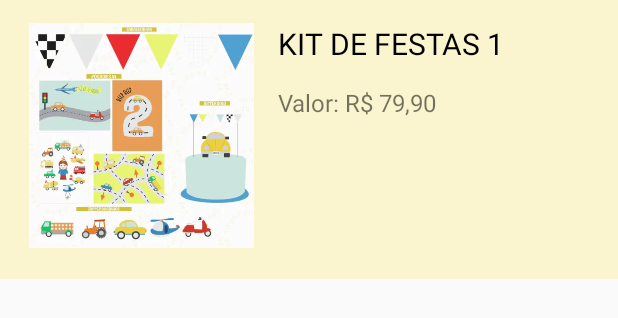
After one commit to mehvitor/Atividade-Reflexiva, an Android app: the layout lista.xml on its own in the app's theme, with its tools: preview values and no code run, on a phone screen of 412 x 824 dp. The commit adds this screen. Shown: the top 318 px of the screen. Run offline under Robolectric (Android 15) with nearby library versions, the phone set to English and light mode, and no system bars.

Commit message:
Tentativa do RecyclerView

```diff
--- a/app/build.gradle
+++ b/app/build.gradle
@@ -32,7 +32,8 @@ android {
 }
 
 dependencies {
-
+    implementation 'androidx.cardview:cardview:1.0.0'
+    implementation 'androidx.recyclerview:recyclerview:1.3.2'
     implementation 'androidx.appcompat:appcompat:1.6.1'
     implementation 'com.google.android.material:material:1.8.0'
     implementation 'androidx.constraintlayout:constraintlayout:2.1.4'
--- a/app/src/main/java/vitortellesescame/com/atividadereflexiva/MainActivity.java
+++ b/app/src/main/java/vitortellesescame/com/atividadereflexiva/MainActivity.java
@@ -14,6 +14,7 @@ import androidx.navigation.NavController;
 import androidx.navigation.Navigation;
 import androidx.navigation.ui.AppBarConfiguration;
 import androidx.navigation.ui.NavigationUI;
+import androidx.recyclerview.widget.RecyclerView;
 
 import vitortellesescame.com.atividadereflexiva.databinding.ActivityMainBinding;
 
--- /dev/null
+++ b/app/src/main/res/layout/lista.xml
@@ -0,0 +1,72 @@
+<?xml version="1.0" encoding="utf-8"?>
+<androidx.constraintlayout.widget.ConstraintLayout xmlns:android="http://schemas.android.com/apk/res/android"
+    xmlns:app="http://schemas.android.com/apk/res-auto"
+    xmlns:tools="http://schemas.android.com/tools"
+    android:layout_width="match_parent"
+    android:layout_height="wrap_content"
+    android:background="#FAF5CF"
+    android:padding="10dp">
+
+
+    <androidx.cardview.widget.CardView
+        android:id="@+id/cardView"
+        android:layout_width="match_parent"
+        android:layout_height="wrap_content"
+        app:cardCornerRadius="8dp"
+        app:cardElevation="8dp"
+        app:layout_constraintEnd_toEndOf="parent"
+        app:layout_constraintStart_toStartOf="parent"
+        app:layout_constraintTop_toTopOf="parent">
+
+
+    </androidx.cardview.widget.CardView>
+
+    <androidx.constraintlayout.widget.ConstraintLayout
+        android:layout_width="match_parent"
+        android:layout_height="wrap_content"
+        android:padding="5dp">
+
+        <ImageView
+            android:id="@+id/imageView2"
+            android:layout_width="150dp"
+            android:layout_height="150dp"
+            android:layout_marginStart="4dp"
+            app:layout_constraintBottom_toBottomOf="parent"
+            app:layout_constraintStart_toStartOf="parent"
+            app:layout_constraintTop_toTopOf="parent"
+            app:layout_constraintVertical_bias="0.0"
+            app:srcCompat="@drawable/img_6" />
+
+        <TextView
+            android:id="@+id/textoTitulo"
+            android:layout_width="0dp"
+            android:layout_height="wrap_content"
+            android:layout_marginStart="16dp"
+            android:layout_marginBottom="128dp"
+            android:text="KIT DE FESTAS 1"
+            android:textColor="@color/black"
+            android:textSize="20sp"
+            app:layout_constraintBottom_toBottomOf="parent"
+            app:layout_constraintEnd_toEndOf="parent"
+            app:layout_constraintStart_toEndOf="@+id/imageView2"
+            app:layout_constraintTop_toTopOf="parent" />
+
+        <TextView
+            android:id="@+id/textoDescricao"
+            android:layout_width="0dp"
+            android:layout_height="wrap_content"
+            android:layout_marginStart="16dp"
+            android:layout_marginTop="8dp"
+            android:layout_marginEnd="8dp"
+            android:text="Valor: R$ 79,90"
+            android:textSize="16sp"
+            app:layout_constraintBottom_toBottomOf="parent"
+            app:layout_constraintEnd_toEndOf="parent"
+            app:layout_constraintStart_toEndOf="@+id/imageView2"
+            app:layout_constraintTop_toBottomOf="@+id/textoTitulo"
+            app:layout_constraintVertical_bias="0.06999999" />
+
+    </androidx.constraintlayout.widget.ConstraintLayout>
+
+
+</androidx.constraintlayout.widget.ConstraintLayout>
```
Also changed, not shown: app/src/main/java/vitortellesescame/com/atividadereflexiva/Adapter.java (added, +60 -0 lines), app/src/main/java/vitortellesescame/com/atividadereflexiva/MainActivity3.java (+20 -0 lines), app/src/main/res/layout/content_main3.xml (+9 -0 lines), app/src/main/res/drawable/img_10.png (added), app/src/main/res/drawable/img_11.png (added), app/src/main/res/drawable/img_6.png (added), app/src/main/res/drawable/img_7.png (added), app/src/main/res/drawable/img_8.png (added), app/src/main/res/drawable/img_9.png (added).
